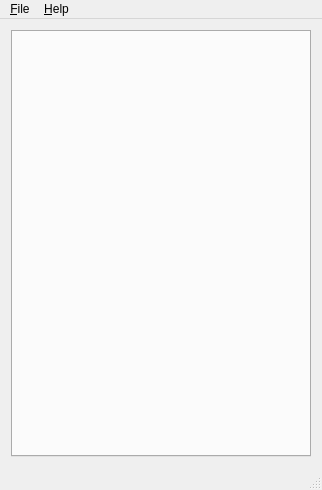
Before: the Qt Designer form Mainwindow.ui in mmaulwurff/Optiom, drawn with Qt 5.
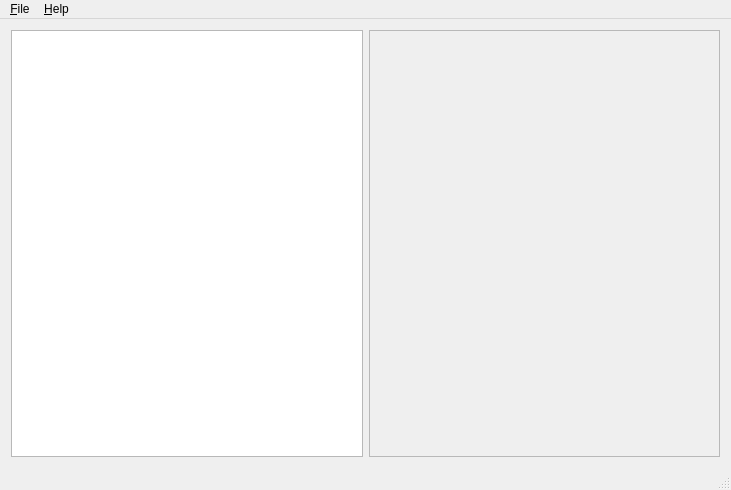
After: the same form once the commit is applied.

Commit message: use treeView for files

```diff
--- a/Mainwindow.ui
+++ b/Mainwindow.ui
@@ -6,7 +6,7 @@
    <rect>
     <x>0</x>
     <y>0</y>
-    <width>322</width>
+    <width>731</width>
     <height>490</height>
    </rect>
   </property>
@@ -16,31 +16,23 @@
   <widget class="QWidget" name="centralWidget">
    <layout class="QHBoxLayout" name="horizontalLayout">
     <item>
-     <widget class="QTabWidget" name="tabWidget">
-      <property name="minimumSize">
-       <size>
-        <width>200</width>
-        <height>0</height>
-       </size>
-      </property>
-      <property name="tabPosition">
-       <enum>QTabWidget::North</enum>
-      </property>
-      <property name="tabShape">
-       <enum>QTabWidget::Rounded</enum>
-      </property>
-      <property name="currentIndex">
-       <number>-1</number>
-      </property>
-      <property name="elideMode">
-       <enum>Qt::ElideNone</enum>
-      </property>
-      <property name="usesScrollButtons">
+     <widget class="QTreeView" name="treeView"/>
+    </item>
+    <item>
+     <widget class="QScrollArea" name="scrollArea">
+      <property name="widgetResizable">
        <bool>true</bool>
       </property>
-      <property name="documentMode">
-       <bool>false</bool>
-      </property>
+      <widget class="QWidget" name="scrollAreaWidgetContents">
+       <property name="geometry">
+        <rect>
+         <x>0</x>
+         <y>0</y>
+         <width>351</width>
+         <height>429</height>
+        </rect>
+       </property>
+      </widget>
      </widget>
     </item>
    </layout>
@@ -50,7 +42,7 @@
     <rect>
      <x>0</x>
      <y>0</y>
-     <width>322</width>
+     <width>731</width>
      <height>21</height>
     </rect>
    </property>
```
The commit also changes 2 other files.
